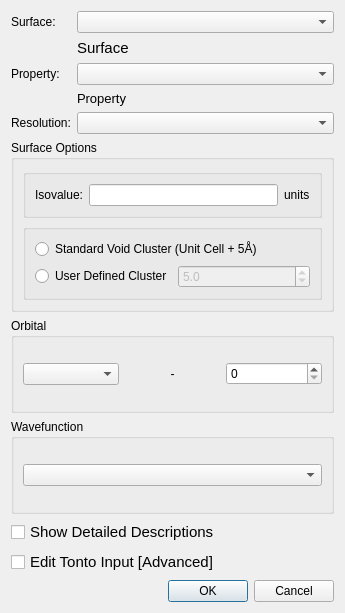
Old version of the form src/dialogs/surfacegenerationdialog.ui in the repository peterspackman/crystalexplorer.
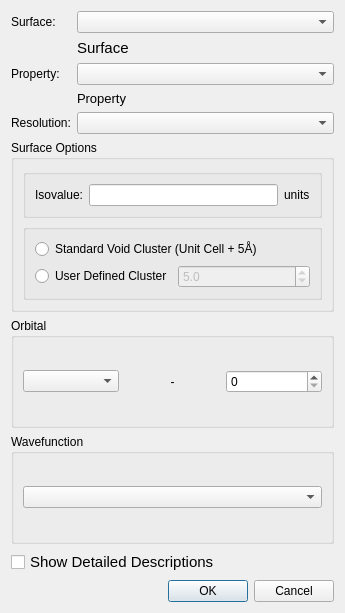
New version of the form. Custom widgets are drawn as their Qt base class.

Commit message: Add wavefunction input file editing (blocking) for wavefunction jobs

What changed in the file:
```diff
--- a/src/dialogs/surfacegenerationdialog.ui
+++ b/src/dialogs/surfacegenerationdialog.ui
@@ -271,18 +271,6 @@
      </property>
     </widget>
    </item>
-   <item>
-    <widget class="QCheckBox" name="editCheckBox">
-     <property name="font">
-      <font>
-       <pointsize>11</pointsize>
-      </font>
-     </property>
-     <property name="text">
-      <string>Edit Tonto Input [Advanced]</string>
-     </property>
-    </widget>
-   </item>
    <item>
     <widget class="QDialogButtonBox" name="buttonBox">
      <property name="orientation">
```
Left out of the diff: 9 changed lines with no effect on the pictures. The commit also changes 15 other files.
